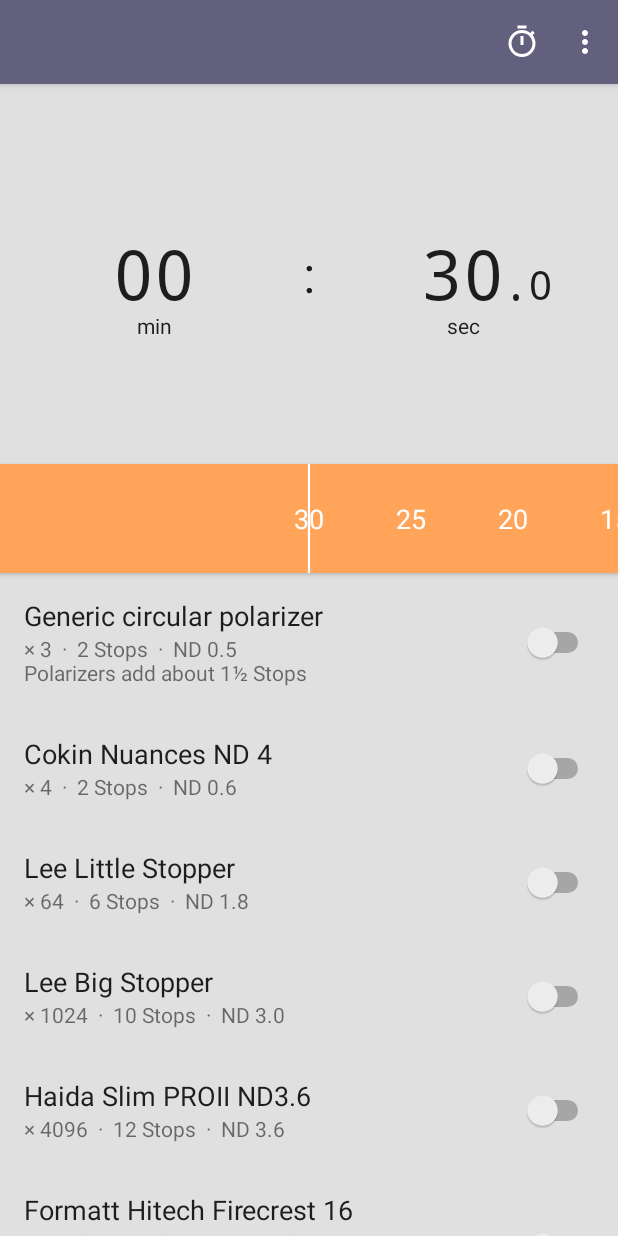
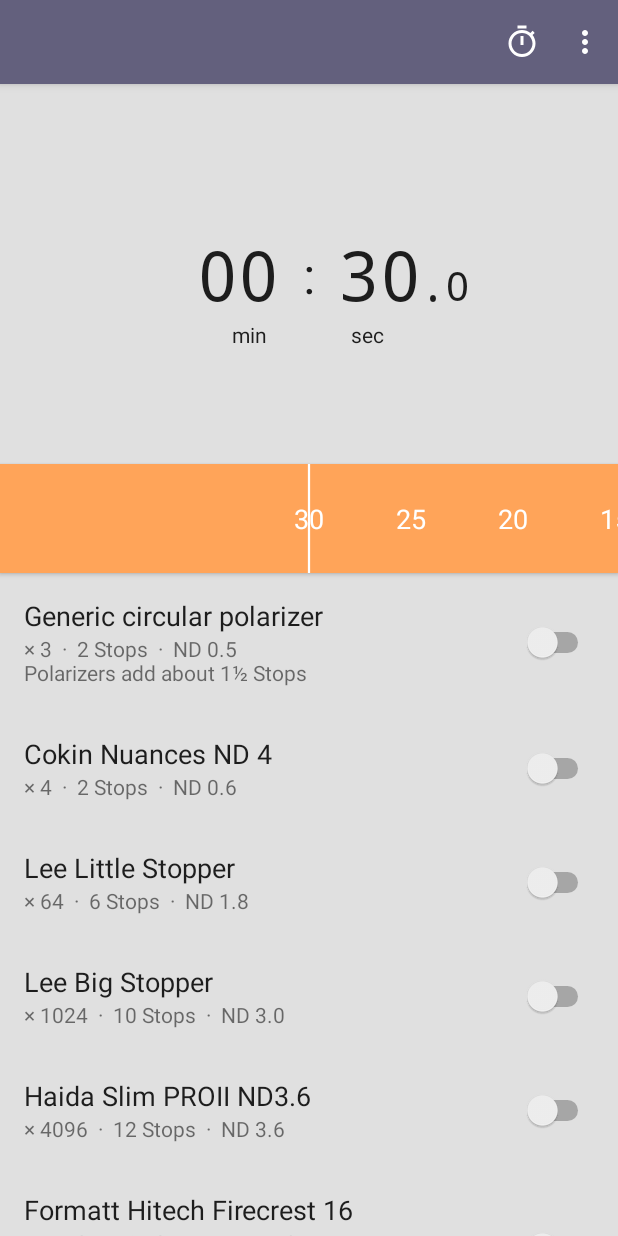
Before and after one commit to sal0max/ndx, an Android app: the screen it shows after launch (CalculatorActivity), on a phone screen of 412 x 824 dp. Run offline under Robolectric (Android 15) with nearby library versions, the phone set to English and light mode, and no system bars; our stand-ins replace Room's generated code; libraries missing offline, so code that uses them is left out: java.security.acl.

Commit message:
decreased distance of numbers in resultView

```diff
--- a/app/src/main/kotlin/de/salomax/ndx/util/TextUtils.kt
+++ b/app/src/main/kotlin/de/salomax/ndx/util/TextUtils.kt
@@ -9,11 +9,11 @@ import android.text.style.RelativeSizeSpan
 
 object TextUtils {
 
-    fun getFraction(x: Number): Spannable {
-        val string = SpannableString("1∕$x")
-        string.setSpan(SuperScriptSpan(2), 0, 1, Spanned.SPAN_EXCLUSIVE_EXCLUSIVE)
-        string.setSpan(SuperScriptSpan(3), 1, 2, Spanned.SPAN_EXCLUSIVE_EXCLUSIVE)
-        string.setSpan(RelativeSizeSpan(.85f), 2, x.toString().length + 2, Spanned.SPAN_EXCLUSIVE_EXCLUSIVE)
+    fun getFraction(fraction: Number): Spannable {
+        val string = SpannableString("1∕$fraction")
+        string.setSpan(SuperScriptSpan(2), 0, 1, Spanned.SPAN_EXCLUSIVE_EXCLUSIVE) // 1
+        string.setSpan(SuperScriptSpan(3), 1, 2, Spanned.SPAN_EXCLUSIVE_EXCLUSIVE) // ∕
+        string.setSpan(RelativeSizeSpan(.75f), 2, fraction.toString().length + 2, Spanned.SPAN_EXCLUSIVE_EXCLUSIVE) // x
         return string
     }
 
--- a/app/src/main/kotlin/de/salomax/ndx/widget/ResultView.kt
+++ b/app/src/main/kotlin/de/salomax/ndx/widget/ResultView.kt
@@ -89,24 +89,15 @@ class ResultView : ConstraintLayout {
         val s = micro / 1_000_000 % 60
         val f = micro / 100_000 % 10
 
-        /*
-         * fractions & seconds
-         */
-        val sf = SpannableString("  " + // 2 leading blanks for centering
-              "%02d".format(s) + // seconds
-              "." + f.toString()) // fractions
-        sf.setSpan(RelativeSizeSpan(.6f), 0, 2, Spanned.SPAN_EXCLUSIVE_EXCLUSIVE)
-        sf.setSpan(RelativeSizeSpan(.6f), sf.length - 2, sf.length, Spanned.SPAN_EXCLUSIVE_EXCLUSIVE)
+        // seconds & fractions: e.g. "02.1"
+        val sf = SpannableString("%02d".format(s) + ".$f")
+        sf.setSpan(RelativeSizeSpan(.6f), sf.length - 2, sf.length, Spanned.SPAN_INCLUSIVE_INCLUSIVE)
         seconds.text = sf
 
-        /*
-         * minutes
-         */
+        // minutes: e.g. "00"
         minutes.text = "%02d".format(m)
 
-        /*
-         * hours & days
-         */
+        // hours & days
         val hourDayStringBuilder = StringBuilder()
         if (d != 0L)
             hourDayStringBuilder
--- a/app/src/main/res/layout/view_result.xml
+++ b/app/src/main/res/layout/view_result.xml
@@ -1,5 +1,4 @@
-<?xml version="1.0" encoding="utf-8"?>
-<!--
+<?xml version="1.0" encoding="utf-8"?><!--
     Try to make every element "fixed" by avoiding wrap_content and instead use match_parent or 0dp
     Improves performance a lot!
 -->
@@ -12,20 +11,14 @@
    <!-- days & hours -->
    <TextView
       android:id="@+id/hoursDays"
-        android:layout_width="0dp"
-        android:layout_height="0dp"
-        android:paddingEnd="@dimen/margin2x"
-        android:paddingStart="@dimen/margin2x"
-        android:paddingTop="@dimen/margin2x"
+      android:layout_width="wrap_content"
+      android:layout_height="wrap_content"
+      android:layout_margin="@dimen/margin2x"
       android:textColor="?android:textColorPrimary"
       android:textSize="@dimen/text_big"
       android:typeface="monospace"
-        app:layout_constraintBottom_toBottomOf="parent"
-        app:layout_constraintEnd_toEndOf="parent"
       app:layout_constraintStart_toStartOf="parent"
       app:layout_constraintTop_toTopOf="parent"
-        tools:layout_editor_absoluteX="0dp"
-        tools:layout_editor_absoluteY="45dp"
       tools:text="1d 2h" />
    <!-- /days & hours -->
 
@@ -47,41 +40,36 @@
    <!-- minutes -->
    <TextView
       android:id="@+id/minutes"
-        android:layout_width="0dp"
-        android:layout_height="0dp"
-        android:gravity="center"
+      android:layout_width="wrap_content"
+      android:layout_height="wrap_content"
+      android:layout_marginStart="@dimen/margin2x"
+      android:layout_marginEnd="@dimen/margin2x"
       android:lines="1"
       android:maxLength="2"
       android:textColor="?android:textColorPrimary"
       android:textSize="@dimen/text_resultLarge"
       android:typeface="monospace"
       app:layout_constraintBottom_toBottomOf="parent"
-        app:layout_constraintStart_toStartOf="parent"
+      app:layout_constraintEnd_toStartOf="@id/divider"
       app:layout_constraintTop_toTopOf="parent"
-        app:layout_constraintWidth_percent=".5"
       tools:text="01" />
 
    <TextView
-        android:layout_width="0dp"
-        android:layout_height="0dp"
-        android:layout_marginTop="@dimen/text_resultLarge"
-        android:gravity="center"
-        android:paddingTop="@dimen/margin3x"
+      android:layout_width="wrap_content"
+      android:layout_height="wrap_content"
+      android:layout_marginEnd="@dimen/margin3x"
       android:text="@string/unit_minutes"
       android:textColor="?android:textColorPrimary"
-        app:layout_constraintBottom_toBottomOf="parent"
-        app:layout_constraintStart_toStartOf="parent"
-        app:layout_constraintTop_toTopOf="parent"
-        app:layout_constraintWidth_percent=".5" />
+      app:layout_constraintEnd_toStartOf="@id/divider"
+      app:layout_constraintTop_toBottomOf="@id/minutes" />
    <!-- /minutes -->
 
 
    <!-- divider -->
    <TextView
       android:id="@+id/divider"
-        android:layout_width="0dp"
-        android:layout_height="0dp"
-        android:gravity="center"
+      android:layout_width="wrap_content"
+      android:layout_height="wrap_content"
       android:text=":"
       android:textColor="?android:textColorPrimary"
       android:textSize="@dimen/text_resultMedium"
@@ -96,31 +84,28 @@
    <!-- seconds & fractions -->
    <TextView
       android:id="@+id/seconds"
-        android:layout_width="0dp"
+      android:layout_width="wrap_content"
       android:layout_height="0dp"
-        android:gravity="center"
+      android:layout_marginStart="@dimen/margin2x"
+      android:layout_marginEnd="@dimen/margin2x"
+      android:gravity="bottom"
       android:lines="1"
       android:textColor="?android:textColorPrimary"
       android:textSize="@dimen/text_resultLarge"
       android:typeface="monospace"
-        app:layout_constraintBottom_toBottomOf="parent"
-        app:layout_constraintEnd_toEndOf="parent"
-        app:layout_constraintTop_toTopOf="parent"
-        app:layout_constraintWidth_percent=".5"
-        tools:text="  01.6" />
+      app:layout_constraintBottom_toBottomOf="@id/minutes"
+      app:layout_constraintStart_toEndOf="@id/divider"
+      app:layout_constraintTop_toTopOf="@id/minutes"
+      tools:text="01.6" />
 
    <TextView
-        android:layout_width="0dp"
-        android:layout_height="0dp"
-        android:layout_marginTop="@dimen/text_resultLarge"
-        android:gravity="center"
-        android:paddingTop="@dimen/margin3x"
+      android:layout_width="wrap_content"
+      android:layout_height="wrap_content"
+      android:layout_marginStart="@dimen/margin3x"
       android:text="@string/unit_seconds"
       android:textColor="?android:textColorPrimary"
-        app:layout_constraintBottom_toBottomOf="parent"
-        app:layout_constraintEnd_toEndOf="parent"
-        app:layout_constraintTop_toTopOf="parent"
-        app:layout_constraintWidth_percent=".5" />
+      app:layout_constraintStart_toEndOf="@id/divider"
+      app:layout_constraintTop_toBottomOf="@id/seconds" />
    <!-- /seconds & fractions -->
 
 </androidx.constraintlayout.widget.ConstraintLayout>
```
Also changed, not shown: 1 other file. Lines whose indentation alone changed are shown as unchanged.
